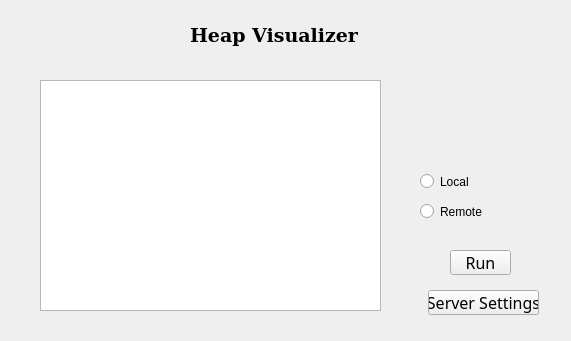
Above: mainwindow.ui from Braalfa/VSPtrInterface before the change. Below: the same form after it.
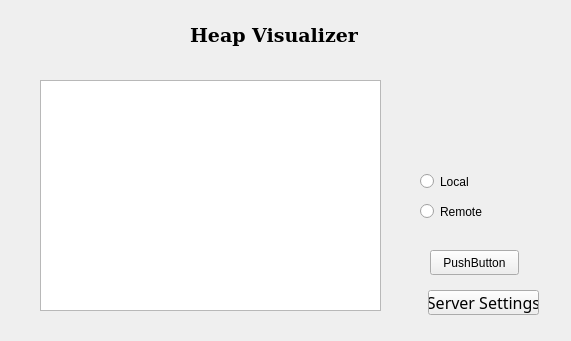
That is the form after the change.

```diff
--- a/mainwindow.ui
+++ b/mainwindow.ui
@@ -54,25 +54,6 @@
      <string>Server Settings</string>
     </property>
    </widget>
-   <widget class="QPushButton" name="runBtn">
-    <property name="geometry">
-     <rect>
-      <x>450</x>
-      <y>250</y>
-      <width>61</width>
-      <height>25</height>
-     </rect>
-    </property>
-    <property name="font">
-     <font>
-      <family>Sahadeva</family>
-      <pointsize>12</pointsize>
-     </font>
-    </property>
-    <property name="text">
-     <string>Run</string>
-    </property>
-   </widget>
    <widget class="QRadioButton" name="localBtn">
     <property name="geometry">
      <rect>
@@ -109,6 +90,19 @@
      </rect>
     </property>
    </widget>
+   <widget class="QPushButton" name="runBtn">
+    <property name="geometry">
+     <rect>
+      <x>430</x>
+      <y>250</y>
+      <width>89</width>
+      <height>25</height>
+     </rect>
+    </property>
+    <property name="text">
+     <string>PushButton</string>
+    </property>
+   </widget>
   </widget>
  </widget>
  <layoutdefault spacing="6" margin="11"/>
```
